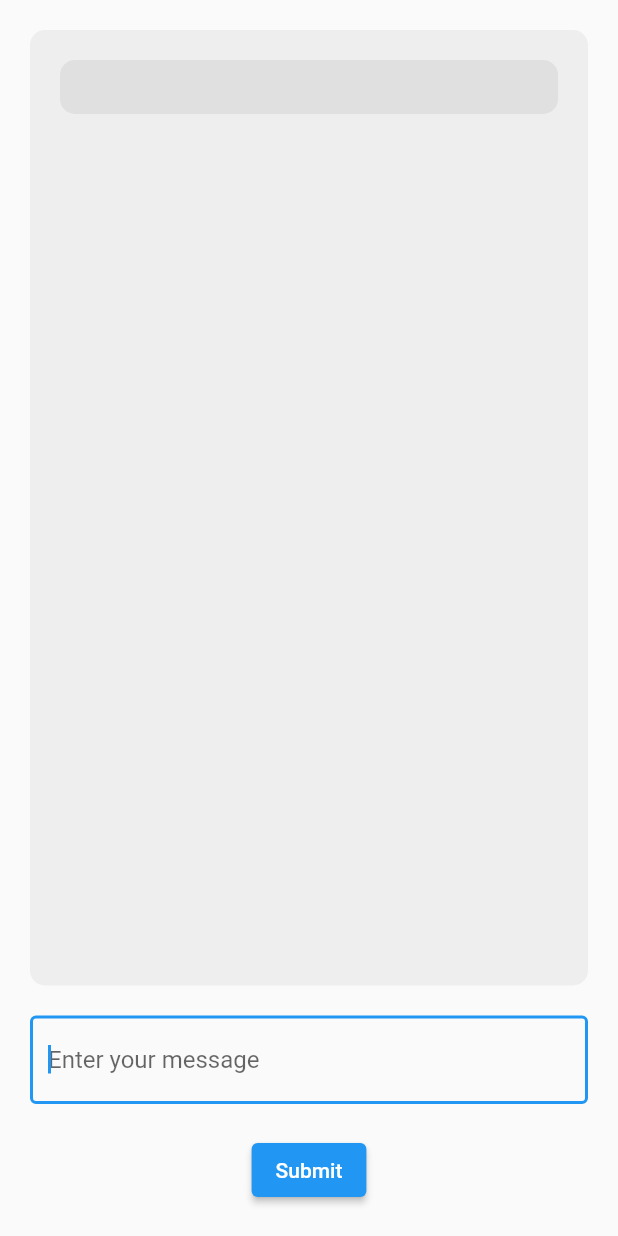
After one commit to FawadAhmed322/flutter_study, a Flutter app: the MessagePage screen opened directly, after a tap on "Submit", on a phone screen of 412 x 824 dp. The commit adds this screen. Run offline on Flutter 3.47's test engine with Material 2 defaults, Android fonts, the phone set to English and light mode, and no system bars; network calls fail.

Commit message:
Chat GPT Messenger

```diff
--- a/lib/pages/home_page.dart
+++ b/lib/pages/home_page.dart
@@ -1,4 +1,5 @@
 import 'package:flutter/material.dart';
+import 'package:flutter_study/pages/message_page.dart';
 
 class HomePage extends StatelessWidget {
   const HomePage({super.key, this.title});
@@ -10,7 +11,19 @@ class HomePage extends StatelessWidget {
       appBar: AppBar(title: Text(title)),
       body: Container(
         child: Column(
-          children: [],
+          children: [
+            ElevatedButton(
+              onPressed: () {
+                Navigator.push(
+                  context,
+                  MaterialPageRoute(
+                    builder: (context) => MessagePage(),
+                  ),
+                );
+              },
+              child: Text('Go to Message Page'),
+            )
+          ],
         ),
       ),
     );
--- /dev/null
+++ b/lib/pages/message_page.dart
@@ -0,0 +1,109 @@
+import 'package:flutter/material.dart';
+import 'dart:convert';
+import 'package:http/http.dart' as http;
+
+class MessagePage extends StatefulWidget {
+  const MessagePage({Key? key}) : super(key: key);
+
+  @override
+  _MessagePageState createState() => _MessagePageState();
+}
+
+class _MessagePageState extends State<MessagePage> {
+  TextEditingController _textController = TextEditingController();
+  List<String> _messages = [];
+  FocusNode? _focusNode = FocusNode();
+  final apiKey = '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';
+
+  void _submitMessage() {
+    setState(() {
+      _messages.add(_textController.text);
+      _textController.clear();
+    });
+    FocusScope.of(context).requestFocus(_focusNode);
+    // getCompletion('text-ada-001', _messages[_messages.length - 1]);
+    getCompletion('text-davinci-003', _messages[_messages.length - 1]);
+  }
+
+  Future<void> getCompletion(String model, String prompt) async {
+    final response = await http.post(
+      Uri.parse('https://api.openai.com/v1/completions'),
+      headers: {
+        'Content-Type': 'application/json',
+        'Authorization': 'Bearer $apiKey',
+      },
+      body: jsonEncode({
+        'model': '$model',
+        'prompt': '$prompt',
+        'max_tokens': 100,
+        'suffix': 'Over N Out'
+      }),
+    );
+
+    if (response.statusCode == 200) {
+      final responseJson = jsonDecode(response.body);
+      print(responseJson);
+      setState(() {
+        _messages.add(responseJson['choices'][0]['text']);
+      });
+    } else {
+      print('Request failed with status code: ${response.statusCode}');
+    }
+  }
+
+  @override
+  Widget build(BuildContext context) {
+    return Scaffold(
+      body: Container(
+        padding: EdgeInsets.all(20),
+        child: Column(
+          mainAxisAlignment: MainAxisAlignment.center,
+          children: [
+            Expanded(
+              child: Container(
+                decoration: BoxDecoration(
+                  color: Colors.grey[200],
+                  borderRadius: BorderRadius.circular(10),
+                ),
+                child: Padding(
+                  padding: EdgeInsets.all(20),
+                  child: ListView(
+                    children: _messages
+                        .map((message) => Container(
+                              margin: EdgeInsets.only(bottom: 10),
+                              padding: EdgeInsets.all(10),
+                              decoration: BoxDecoration(
+                                color: Colors.grey[300],
+                                borderRadius: BorderRadius.circular(10),
+                              ),
+                              child: Text(message),
+                            ))
+                        .toList(),
+                  ),
+                ),
+              ),
+            ),
+            SizedBox(height: 20),
+            FocusScope(
+              // node: _focusNode,
+              child: TextField(
+                focusNode: _focusNode,
+                controller: _textController,
+                decoration: InputDecoration(
+                  border: OutlineInputBorder(),
+                  hintText: 'Enter your message',
+                ),
+                onSubmitted: (value) => _submitMessage(),
+              ),
+            ),
+            SizedBox(height: 20),
+            ElevatedButton(
+              onPressed: _submitMessage,
+              child: Text('Submit'),
+            ),
+          ],
+        ),
+      ),
+    );
+  }
+}
--- /dev/null
+++ b/lib/pages/voice_page.dart
@@ -0,0 +1,19 @@
+import 'package:flutter/material.dart';
+
+class VoicePage extends StatelessWidget {
+  const VoicePage({super.key});
+
+  @override
+  Widget build(BuildContext context) {
+    return Scaffold(
+      appBar: AppBar(
+        title: Text('Voice Activation'),
+      ),
+      body: Container(
+        child: Center(
+          child: Text('Voice Activated'),
+        ),
+      ),
+    );
+  }
+}
--- a/pubspec.yaml
+++ b/pubspec.yaml
@@ -36,6 +36,8 @@ dependencies:
   # The following adds the Cupertino Icons font to your application.
   # Use with the CupertinoIcons class for iOS style icons.
   cupertino_icons: ^1.0.2
+  speech_to_text: ^6.1.1
+  http: ^0.13.5
 
 dev_dependencies:
   flutter_test:
```
Also changed, not shown: pubspec.lock, 1 other file.
